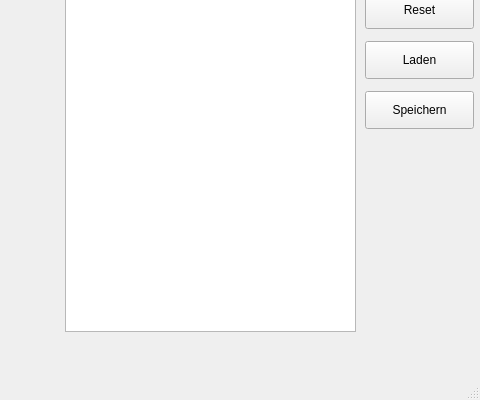
bionade24/registermachine102, file mainwindow.ui: the form before one commit; both pictures show x 235 to 715 and y 209 to 609 of the 715 by 609 pixel window.
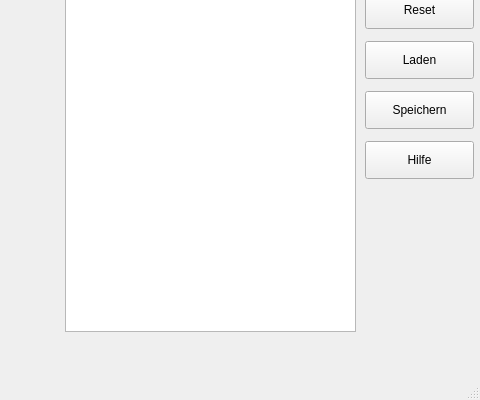
The form after the commit.

Commit message: Add Help Dialog

The edit to the form file:
```diff
--- a/mainwindow.ui
+++ b/mainwindow.ui
@@ -160,6 +160,19 @@
      </rect>
     </property>
    </widget>
+   <widget class="QPushButton" name="helpButton">
+    <property name="geometry">
+     <rect>
+      <x>600</x>
+      <y>350</y>
+      <width>109</width>
+      <height>38</height>
+     </rect>
+    </property>
+    <property name="text">
+     <string>Hilfe</string>
+    </property>
+   </widget>
   </widget>
   <widget class="QMenuBar" name="menubar">
    <property name="geometry">
```
Left out of the diff: 2 changed lines with no effect on the pictures. The commit also changes 4 other files.
